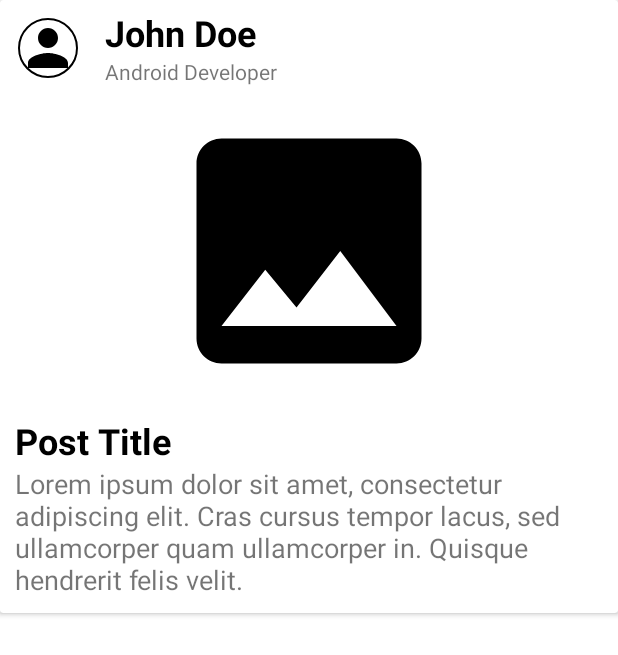
After one commit to GammaBurst101/MockFeed, an Android app: the layout item_card.xml on its own in the app's theme, with its tools: preview values and no code run, on a phone screen of 412 x 824 dp. The commit adds this screen. Shown: the top 655 px of the screen. Run offline under Robolectric (Android 15) with nearby library versions, the phone set to English and light mode, and no system bars.

Commit message:
Create post card layout

```diff
--- a/app/build.gradle
+++ b/app/build.gradle
@@ -32,6 +32,7 @@ dependencies {
     implementation 'androidx.appcompat:appcompat:1.4.1'
     implementation 'com.google.android.material:material:1.6.0'
     implementation 'androidx.constraintlayout:constraintlayout:2.1.3'
+    implementation 'androidx.cardview:cardview:1.0.0'
     testImplementation 'junit:junit:4.13.2'
     androidTestImplementation 'androidx.test.ext:junit:1.1.3'
     androidTestImplementation 'androidx.test.espresso:espresso-core:3.4.0'
--- a/app/src/main/res/drawable/post_pic.xml
+++ b/app/src/main/res/drawable/post_pic.xml
@@ -1,5 +1,5 @@
-<vector android:height="24dp" android:tint="#000000"
+<vector android:height="200dp" android:tint="#000000"
     android:viewportHeight="24" android:viewportWidth="24"
-    android:width="24dp" xmlns:android="http://schemas.android.com/apk/res/android">
+    android:width="200dp" xmlns:android="http://schemas.android.com/apk/res/android">
     <path android:fillColor="@android:color/white" android:pathData="M21,19V5c0,-1.1 -0.9,-2 -2,-2H5c-1.1,0 -2,0.9 -2,2v14c0,1.1 0.9,2 2,2h14c1.1,0 2,-0.9 2,-2zM8.5,13.5l2.5,3.01L14.5,12l4.5,6H5l3.5,-4.5z"/>
 </vector>
--- /dev/null
+++ b/app/src/main/res/drawable/profile_pic_bg.xml
@@ -0,0 +1,7 @@
+<?xml version="1.0" encoding="utf-8"?>
+<shape xmlns:android="http://schemas.android.com/apk/res/android"
+    android:shape="oval">
+    <stroke
+        android:width="1.5dp"
+        android:color="@color/black"/>
+</shape>
--- a/app/src/main/res/drawable/profile_pic.xml
+++ b/app/src/main/res/drawable/profile_pic_def.xml
@@ -1,5 +1,5 @@
-<vector android:height="24dp" android:tint="#000000"
+<vector android:height="40dp" android:tint="#000000"
     android:viewportHeight="24" android:viewportWidth="24"
-    android:width="24dp" xmlns:android="http://schemas.android.com/apk/res/android">
+    android:width="40dp" xmlns:android="http://schemas.android.com/apk/res/android">
     <path android:fillColor="@android:color/white" android:pathData="M12,12c2.21,0 4,-1.79 4,-4s-1.79,-4 -4,-4 -4,1.79 -4,4 1.79,4 4,4zM12,14c-2.67,0 -8,1.34 -8,4v2h16v-2c0,-2.66 -5.33,-4 -8,-4z"/>
 </vector>
--- /dev/null
+++ b/app/src/main/res/layout/item_card.xml
@@ -0,0 +1,82 @@
+<?xml version="1.0" encoding="utf-8"?>
+<androidx.cardview.widget.CardView xmlns:android="http://schemas.android.com/apk/res/android"
+    android:layout_width="match_parent"
+    android:layout_height="wrap_content">
+
+    <RelativeLayout
+        android:layout_width="match_parent"
+        android:layout_height="match_parent">
+
+        <ImageView
+            android:id="@+id/profile_pic"
+            android:layout_width="wrap_content"
+            android:layout_height="wrap_content"
+            android:layout_alignParentStart="true"
+            android:layout_alignParentTop="true"
+            android:layout_marginStart="12dp"
+            android:layout_marginTop="12dp"
+            android:layout_marginEnd="8dp"
+            android:layout_marginBottom="10dp"
+            android:background="@drawable/profile_pic_bg"
+            android:contentDescription="@string/profile_pic_desc"
+            android:src="@drawable/profile_pic_def" />
+
+        <TextView
+            android:id="@+id/user_name"
+            android:layout_width="match_parent"
+            android:layout_height="wrap_content"
+            android:layout_alignParentTop="true"
+            android:layout_marginStart="10dp"
+            android:layout_marginTop="5dp"
+            android:layout_marginEnd="10dp"
+            android:layout_toEndOf="@+id/profile_pic"
+            android:text="@string/user_name_def"
+            android:textColor="@color/black"
+            android:textSize="24sp"
+            android:textStyle="bold" />
+
+        <TextView
+            android:id="@+id/user_info"
+            android:layout_width="match_parent"
+            android:layout_height="wrap_content"
+            android:layout_below="@id/user_name"
+            android:layout_alignStart="@+id/user_name"
+            android:layout_marginBottom="10dp"
+            android:layout_toEndOf="@+id/profile_pic"
+            android:text="@string/user_info_def"
+            android:textSize="14sp" />
+
+        <ImageView
+            android:id="@+id/post_pic"
+            android:layout_width="match_parent"
+            android:layout_height="wrap_content"
+            android:layout_below="@+id/user_info"
+            android:contentDescription="@string/post_pic_desc"
+            android:src="@drawable/post_pic" />
+
+        <TextView
+            android:id="@+id/post_title"
+            android:layout_width="match_parent"
+            android:layout_height="wrap_content"
+            android:layout_below="@+id/post_pic"
+            android:layout_marginStart="10dp"
+            android:layout_marginTop="10dp"
+            android:layout_marginEnd="10dp"
+            android:text="@string/post_title_def"
+            android:textColor="@color/black"
+            android:textSize="24sp"
+            android:textStyle="bold" />
+
+        <TextView
+            android:id="@+id/post_small_info"
+            android:layout_width="match_parent"
+            android:layout_height="wrap_content"
+            android:layout_below="@+id/post_title"
+            android:layout_marginStart="10dp"
+            android:layout_marginEnd="10dp"
+            android:layout_marginBottom="10dp"
+            android:text="@string/post_small_info_def"
+            android:textSize="18sp" />
+
+    </RelativeLayout>
+</androidx.cardview.widget.CardView>
--- a/app/src/main/res/values/strings.xml
+++ b/app/src/main/res/values/strings.xml
@@ -1,18 +1,21 @@
 <resources>
     <string name="app_name">MockFeed</string>
-    <!-- Name of the people whose posts are there on main activity -->
-    <!-- Have to replace with an array at the end -->
-    <string name="user_name">John Doe</string>
 
-    <!-- Small info about the person which appears below their name -->
-    <!-- Have to replace with an array at the end -->
-    <string name="user_info">Java Dev</string>
+    <!-- Default texts for all fields to be used in the item_card.xml -->
 
-    <!-- Post title  -->
-    <!-- Have to replace with an array at the end -->
-    <string name="post_title">Post Title</string>
+    <!-- Default text for user name -->
+    <string name="user_name_def">John Doe</string>
 
-    <!-- Small info about the post which appears below the title -->
-    <!-- Have to replace with an array at the end -->
-    <string name="post_small_info">Lorem ipsum dolor sit amet, consectetur adipiscing elit. Cras cursus tempor lacus, sed ullamcorper quam ullamcorper in. Quisque hendrerit felis velit.</string>
+    <!-- Default text for user info -->
+    <string name="user_info_def">Android Developer</string>
+
+    <!-- Default text for post title  -->
+    <string name="post_title_def">Post Title</string>
+
+    <!-- Default text for a post's small info -->
+    <string name="post_small_info_def">Lorem ipsum dolor sit amet, consectetur adipiscing elit. Cras cursus tempor lacus, sed ullamcorper quam ullamcorper in. Quisque hendrerit felis velit.</string>
+
+    <string name="profile_pic_desc">Profile Pic</string>
+    <string name="post_pic_desc">Post Pic</string>
+
 </resources>
```
